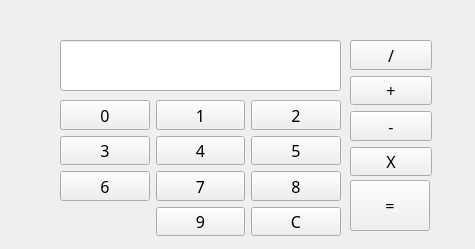
Old version of the form mainwindow.ui in the repository radinals/qt-Calculator.
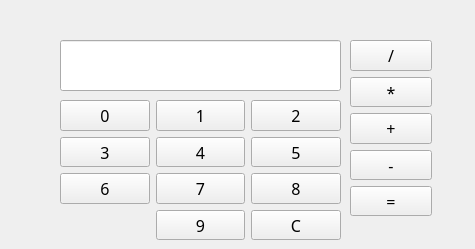
New version of the form.

What changed in the file:
```diff
--- a/mainwindow.ui
+++ b/mainwindow.ui
@@ -24,7 +24,7 @@
   </property>
   <property name="font">
    <font>
-    <family>Source Code Pro</family>
+    <family>Noto Sans</family>
     <pointsize>12</pointsize>
    </font>
   </property>
@@ -38,7 +38,7 @@
       <x>60</x>
       <y>100</y>
       <width>281</width>
-      <height>136</height>
+      <height>140</height>
      </rect>
     </property>
     <layout class="QGridLayout" name="gridLayout">
@@ -143,7 +143,7 @@
       <x>350</x>
       <y>40</y>
       <width>82</width>
-      <height>136</height>
+      <height>176</height>
      </rect>
     </property>
     <layout class="QVBoxLayout" name="verticalLayout">
@@ -154,6 +154,13 @@
        </property>
       </widget>
      </item>
+     <item>
+      <widget class="QPushButton" name="btn_mul">
+       <property name="text">
+        <string>*</string>
+       </property>
+      </widget>
+     </item>
      <item>
       <widget class="QPushButton" name="btn_add">
        <property name="text">
@@ -169,27 +176,14 @@
       </widget>
      </item>
      <item>
-      <widget class="QPushButton" name="btn_mul">
+      <widget class="QPushButton" name="btn_equal">
        <property name="text">
-        <string>X</string>
+        <string>=</string>
        </property>
       </widget>
      </item>
     </layout>
    </widget>
-   <widget class="QPushButton" name="btn_equal">
-    <property name="geometry">
-     <rect>
-      <x>350</x>
-      <y>180</y>
-      <width>80</width>
-      <height>51</height>
-     </rect>
-    </property>
-    <property name="text">
-     <string>=</string>
-    </property>
-   </widget>
   </widget>
  </widget>
  <resources/>
```
Left out of the diff: 2 changed lines with no effect on the pictures.
